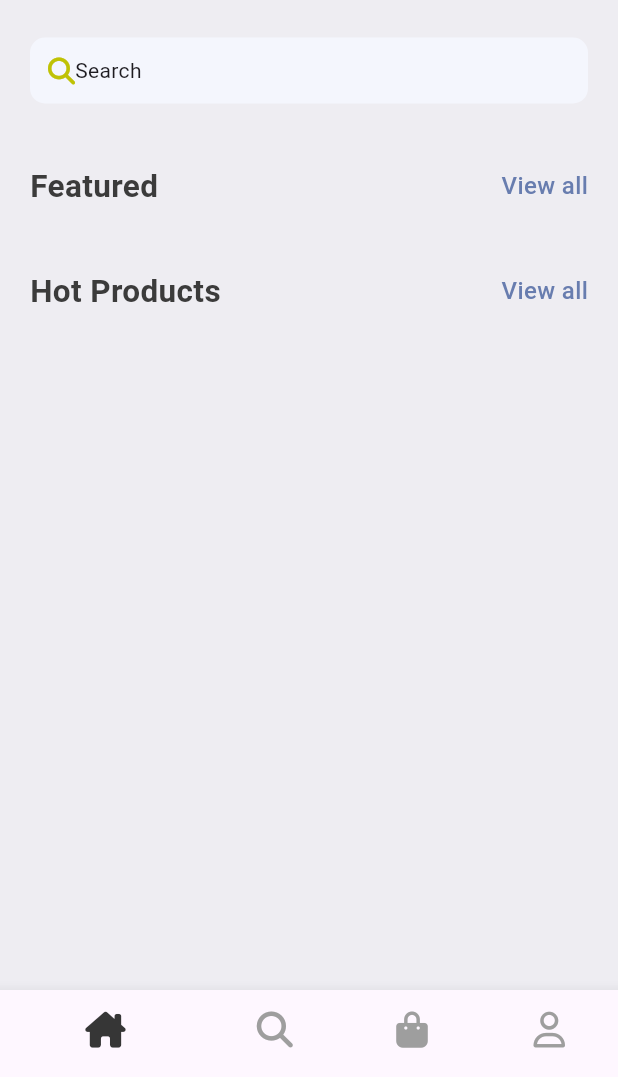
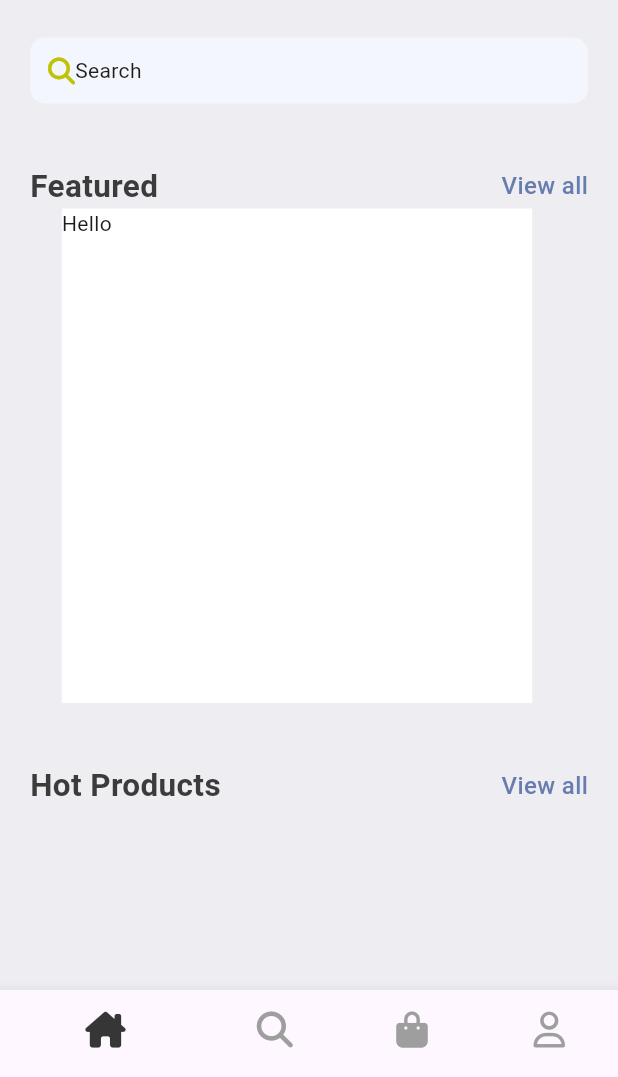
Before and after one commit to NDuc-Dev/sneaker_store_mobile_app, a Flutter app: the screen it shows after launch, on a phone screen of 412 x 824 dp, the part 159-1236 px from its top. Run offline on Flutter 3.47's test engine with Material 3 defaults, Android fonts, the phone set to English and light mode, and no system bars; our stand-ins replace font_awesome_flutter.

Commit message:
update featured widget, add product view and featured view

```diff
--- /dev/null
+++ b/lib/core/widgets/featured_view.dart
@@ -0,0 +1,19 @@
+import 'package:flutter/material.dart';
+
+class FeaturedView extends StatelessWidget {
+  const FeaturedView({super.key});
+
+  @override
+  Widget build(BuildContext context) {
+    final size = MediaQuery.of(context).size;
+    return SizedBox(
+      width: size.width * 0.8,
+      height: size.width * 0.8,
+      child: Container(
+        margin: const EdgeInsets.only(right: 16),
+        child: Text("Hello"),
+        decoration: BoxDecoration(color: Colors.white),
+      ),
+    );
+  }
+}
--- /dev/null
+++ b/lib/core/widgets/product_view.dart
@@ -0,0 +1,10 @@
+import 'package:flutter/material.dart';
+
+class ProductView extends StatelessWidget {
+  const ProductView({super.key});
+
+  @override
+  Widget build(BuildContext context) {
+    return const SizedBox();
+  }
+}
--- a/lib/screens/home_screen.dart
+++ b/lib/screens/home_screen.dart
@@ -3,6 +3,8 @@ import 'package:font_awesome_flutter/font_awesome_flutter.dart';
 import 'package:snaeaker_store/core/res/media.dart';
 import 'package:snaeaker_store/core/res/styles/app_style.dart';
 import 'package:snaeaker_store/core/widgets/app_double_text.dart';
+import 'package:snaeaker_store/core/widgets/featured_view.dart';
+import 'package:snaeaker_store/core/widgets/product_view.dart';
 
 class HomeScreen extends StatelessWidget {
   const HomeScreen({super.key});
@@ -62,9 +64,10 @@ class HomeScreen extends StatelessWidget {
                 ),
                 SizedBox(height: 40),
                 AppDoubleText(bigText: 'Featured', smallText: 'View all'),
-
+                FeaturedView(),
                 SizedBox(height: 40),
                 AppDoubleText(bigText: 'Hot Products', smallText: 'View all'),
+                ProductView(),
               ],
             ),
           ),
```
